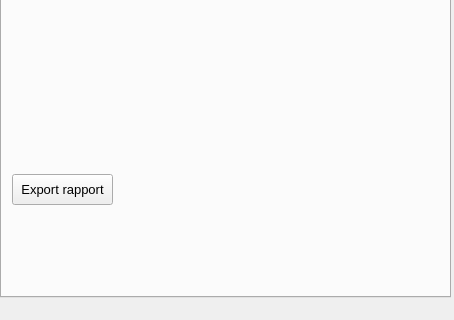
First picture: the form in ui/qgyf_dockwidget_base.ui, repository co-city/QGYF, before the edit; both pictures show x 0 to 454 and y 540 to 860 of the 454 by 860 pixel window.
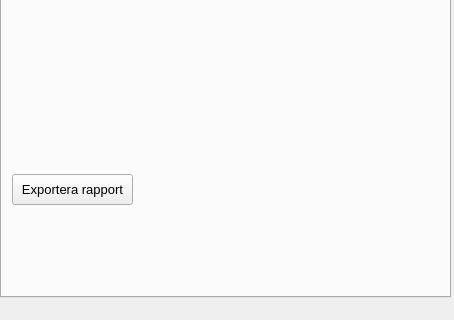
Second picture: the form after the edit. Icons and pictures are not drawn. Custom widgets are drawn as their Qt base class.

Commit message: Export - continueing work

Patch:
```diff
--- a/ui/qgyf_dockwidget_base.ui
+++ b/ui/qgyf_dockwidget_base.ui
@@ -533,7 +533,7 @@
        <rect>
         <x>10</x>
         <y>690</y>
-        <width>101</width>
+        <width>121</width>
         <height>31</height>
        </rect>
       </property>
@@ -541,7 +541,7 @@
        <string>Skapa en PDF rapport</string>
       </property>
       <property name="text">
-       <string>Export rapport</string>
+       <string>Exportera rapport</string>
       </property>
      </widget>
     </widget>
```
The commit also changes 9 other files.
